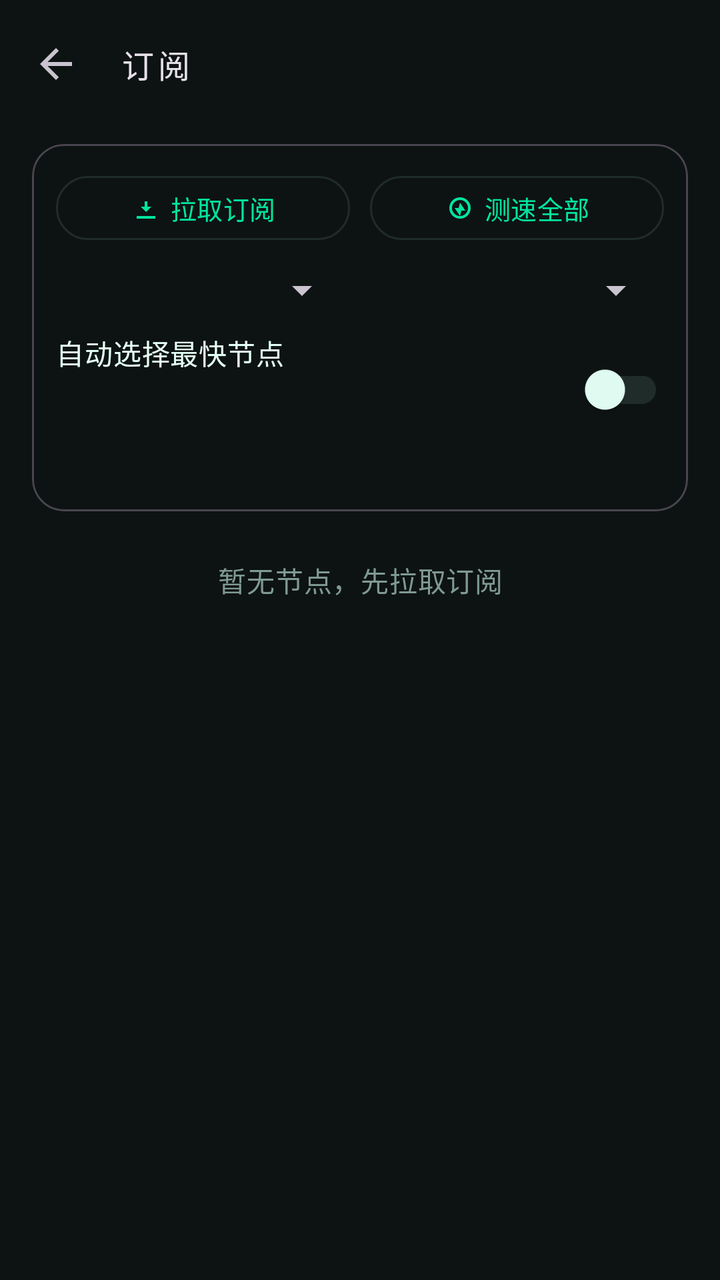
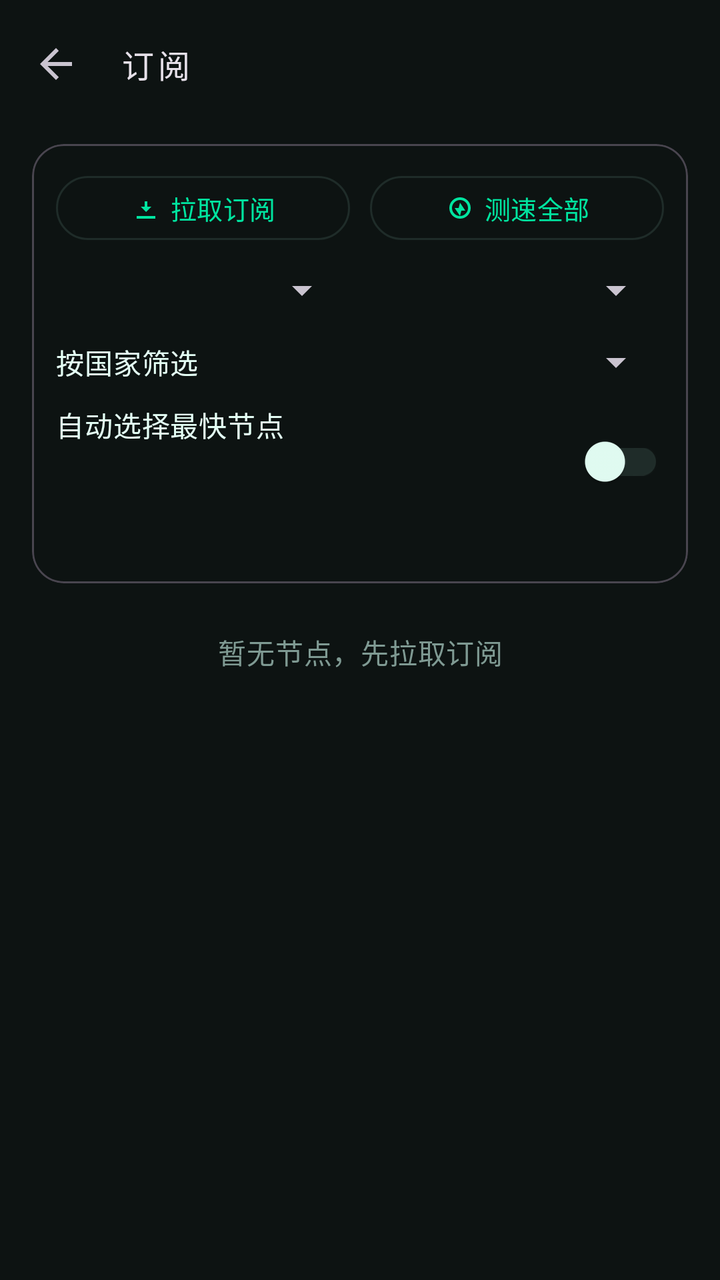

Compare the two renders of this Android layout. The source of the first and the diff that turns it into the second are given below.
<!-- AndroidManifest.xml: application theme Theme.TunVPN -->
<!-- res/layout/activity_subscribe.xml -->
<?xml version="1.0" encoding="utf-8"?>
<LinearLayout xmlns:android="http://schemas.android.com/apk/res/android"
	xmlns:app="http://schemas.android.com/apk/res-auto"
	android:orientation="vertical"
	android:layout_width="match_parent"
	android:layout_height="match_parent"
	android:background="?attr/colorSurface">
	<com.google.android.material.appbar.MaterialToolbar
		android:id="@+id/toolbar"
		android:layout_width="match_parent"
		android:layout_height="?attr/actionBarSize"
		app:navigationIcon="?attr/homeAsUpIndicator"
		app:title="@string/subscribe"
		app:titleTextAppearance="@style/TextAppearance.TunVPN.Toolbar"/>
	<com.google.android.material.card.MaterialCardView
		style="@style/Widget.Material3.CardView.Outlined"
		android:layout_width="match_parent"
		android:layout_height="wrap_content"
		android:layout_marginLeft="16dp"
		android:layout_marginRight="16dp"
		android:layout_marginTop="8dp"
		app:cardCornerRadius="16dp">
		<LinearLayout
			android:orientation="vertical"
			android:layout_width="match_parent"
			android:layout_height="wrap_content"
			android:padding="12dp">
			<LinearLayout
				android:orientation="horizontal"
				android:layout_width="match_parent"
				android:layout_height="wrap_content">
				<com.google.android.material.button.MaterialButton
					android:id="@+id/sub_fetch"
					style="?attr/materialButtonOutlinedStyle"
					android:layout_width="0dp"
					android:layout_weight="1"
					android:layout_height="wrap_content"
					android:minHeight="40dp"
					android:text="@string/sub_fetch"
					android:textSize="13sp"
					app:cornerRadius="20dp"
					app:icon="@drawable/ic_subscribe"
					app:iconGravity="textStart"
					app:iconPadding="4dp"
					app:iconSize="16dp"/>
				<com.google.android.material.button.MaterialButton
					android:id="@+id/sub_test_all"
					style="?attr/materialButtonOutlinedStyle"
					android:layout_width="0dp"
					android:layout_weight="1"
					android:layout_height="wrap_content"
					android:layout_marginStart="10dp"
					android:minHeight="40dp"
					android:text="@string/sub_test_all"
					android:textSize="13sp"
					app:cornerRadius="20dp"
					app:icon="@drawable/ic_speed"
					app:iconGravity="textStart"
					app:iconPadding="4dp"
					app:iconSize="16dp"/>
			</LinearLayout>
			<LinearLayout
				android:orientation="horizontal"
				android:layout_width="match_parent"
				android:layout_height="wrap_content"
				android:layout_marginTop="6dp">
				<Spinner
					android:id="@+id/sub_sort"
					android:layout_width="0dp"
					android:layout_weight="1"
					android:layout_height="wrap_content"
					android:minHeight="30dp"
					android:spinnerMode="dropdown"/>
				<Spinner
					android:id="@+id/sub_filter"
					android:layout_width="0dp"
					android:layout_weight="1"
					android:layout_height="wrap_content"
					android:layout_marginStart="10dp"
					android:minHeight="30dp"
					android:spinnerMode="dropdown"/>
			</LinearLayout>
			<LinearLayout
				android:orientation="horizontal"
				android:layout_width="match_parent"
				android:layout_height="wrap_content"
				android:layout_marginTop="6dp"
				android:gravity="center_vertical">
				<LinearLayout
					android:orientation="vertical"
					android:layout_width="0dp"
					android:layout_height="wrap_content"
					android:layout_weight="1">
					<TextView
						android:layout_width="match_parent"
						android:layout_height="wrap_content"
						android:text="@string/sub_auto"
						android:textAppearance="?attr/textAppearanceBodyMedium"
						android:textColor="?attr/colorOnSurface"/>
					<TextView
						android:id="@+id/sub_auto_hint"
						android:layout_width="match_parent"
						android:layout_height="wrap_content"
						android:paddingTop="2dp"
						android:textAppearance="?attr/textAppearanceBodySmall"
						android:textColor="?attr/colorPrimary"/>
					<TextView
						android:id="@+id/sub_test_url"
						android:layout_width="match_parent"
						android:layout_height="wrap_content"
						android:ellipsize="middle"
						android:maxLines="1"
						android:paddingBottom="2dp"
						android:textAppearance="?attr/textAppearanceBodySmall"
						android:textColor="?attr/colorPrimary"/>
				</LinearLayout>
				<com.google.android.material.switchmaterial.SwitchMaterial
					android:id="@+id/sub_auto"
					android:layout_width="wrap_content"
					android:layout_height="wrap_content"
					android:layout_marginStart="8dp"/>
			</LinearLayout>
			<LinearLayout
				android:id="@+id/sub_country_row"
				android:orientation="horizontal"
				android:layout_width="match_parent"
				android:layout_height="wrap_content"
				android:layout_marginTop="6dp"
				android:gravity="center_vertical"
				android:visibility="gone">
				<TextView
					android:layout_width="0dp"
					android:layout_height="wrap_content"
					android:layout_weight="1"
					android:text="@string/sub_country_label"
					android:textAppearance="?attr/textAppearanceBodyMedium"
					android:textColor="?attr/colorOnSurface"/>
				<Spinner
					android:id="@+id/sub_country"
					android:layout_width="0dp"
					android:layout_height="wrap_content"
					android:layout_weight="1"
					android:minHeight="30dp"
					android:spinnerMode="dropdown"/>
				<com.google.android.material.button.MaterialButton
					android:id="@+id/sub_detect_country"
					style="?attr/materialButtonOutlinedStyle"
					android:layout_width="wrap_content"
					android:layout_height="wrap_content"
					android:layout_marginStart="8dp"
					android:minHeight="32dp"
					android:text="@string/sub_detect"
					android:textSize="12sp"/>
			</LinearLayout>
			<TextView
				android:id="@+id/sub_stats"
				android:layout_width="match_parent"
				android:layout_height="wrap_content"
				android:layout_marginTop="4dp"
				android:textAppearance="?attr/textAppearanceBodySmall"
				android:textColor="?attr/colorOnSurfaceVariant"/>
			</LinearLayout>
			</com.google.android.material.card.MaterialCardView>
	<TextView
		android:id="@+id/sub_empty"
		android:layout_width="match_parent"
		android:layout_height="wrap_content"
		android:gravity="center"
		android:padding="24dp"
		android:text="@string/sub_empty"
		android:textAppearance="?attr/textAppearanceBodyMedium"
		android:textColor="?attr/colorOnSurfaceVariant"/>
	<ListView
		android:id="@+id/sub_list"
		android:layout_width="match_parent"
		android:layout_height="match_parent"
		android:clipToPadding="false"
		android:divider="@android:color/transparent"
		android:dividerHeight="8dp"
		android:paddingLeft="16dp"
		android:paddingRight="16dp"
		android:paddingTop="8dp"
		android:paddingBottom="16dp"
		android:scrollbarStyle="outsideOverlay"/>
</LinearLayout>
<!-- resources referenced by this layout -->
<resources>
  <!-- drawable ic_speed (drawable) -->
  <vector xmlns:android="http://schemas.android.com/apk/res/android"
  	android:width="24dp"
  	android:height="24dp"
  	android:viewportWidth="24"
  	android:viewportHeight="24">
  	<path
  		android:fillColor="#000000"
  		android:pathData="M12,4a8,8 0 1,0 0,16 8,8 0 0,0 0,-16zM12,6a6,6 0 1,1 0,12 6,6 0 0,1 0,-12zM12,8l4,6h-3l-1,4 -4,-6h3l1,-4z"/>
  </vector>
  <!-- drawable ic_subscribe (drawable) -->
  <vector xmlns:android="http://schemas.android.com/apk/res/android"
  	android:width="24dp"
  	android:height="24dp"
  	android:viewportWidth="24"
  	android:viewportHeight="24">
  	<path
  		android:fillColor="#000000"
  		android:pathData="M12,15l-4,-4h3V7h2v4h3l-4,4zM5,18h14v2H5V18z"/>
  </vector>
  <string name="sub_auto">自动选择最快节点</string>
  <string name="sub_country_label">自动选择国家/地区</string>
  <string name="sub_detect">探测国家</string>
  <string name="sub_empty">暂无节点，先拉取订阅</string>
  <string name="sub_fetch">拉取订阅</string>
  <string name="sub_test_all">测速全部</string>
  <string name="subscribe">订阅</string>
  <style name="TextAppearance.TunVPN.Toolbar" parent="TextAppearance.Material3.TitleMedium">
  		<item name="fontFamily">monospace</item>
  		<item name="android:fontFamily">monospace</item>
  		<item name="android:letterSpacing">0.12</item>
  	</style>
  <style name="Theme.TunVPN" parent="Theme.Material3.Dark.NoActionBar">
  		<item name="colorPrimary">#00E5A0</item>
  		<item name="colorOnPrimary">#060A09</item>
  		<item name="colorPrimaryContainer">#10261F</item>
  		<item name="colorOnPrimaryContainer">#6CFFD0</item>
  		<item name="colorSecondary">#00E5A0</item>
  		<item name="colorOnSecondary">#060A09</item>
  		<item name="colorSecondaryContainer">#0B2E26</item>
  		<item name="colorOnSecondaryContainer">#6CFFD0</item>
  		<item name="colorError">#FF5C7A</item>
  		<item name="colorOnError">#060A09</item>
  		<item name="colorErrorContainer">#3A1220</item>
  		<item name="colorOnErrorContainer">#FFC2CE</item>
  		<item name="android:colorBackground">#060A09</item>
  		<item name="colorSurface">#0D1312</item>
  		<item name="colorOnSurface">#E4FFF5</item>
  		<item name="colorSurfaceVariant">#131B1A</item>
  		<item name="colorOnSurfaceVariant">#7F9A93</item>
  		<item name="colorSurfaceContainer">#18221F</item>
  		<item name="colorOutline">#1F2C29</item>
  		<item name="android:statusBarColor">@android:color/transparent</item>
  		<item name="android:navigationBarColor">@android:color/transparent</item>
  		<item name="android:windowLightStatusBar">false</item>
  		<item name="android:windowBackground">#060A09</item>
  	</style>
</resources>

<!-- the commit's change to res/layout/activity_subscribe.xml (unified diff, before → after) -->
@@ -76,6 +76,27 @@
 					android:layout_width="0dp"
 					android:layout_weight="1"
 					android:layout_height="wrap_content"
+					android:layout_marginStart="10dp"
+					android:minHeight="30dp"
+					android:spinnerMode="dropdown"/>
+			</LinearLayout>
+			<LinearLayout
+				android:orientation="horizontal"
+				android:layout_width="match_parent"
+				android:layout_height="wrap_content"
+				android:layout_marginTop="6dp"
+				android:gravity="center_vertical">
+				<TextView
+					android:layout_width="wrap_content"
+					android:layout_height="wrap_content"
+					android:text="@string/sub_country_filter_label"
+					android:textAppearance="?attr/textAppearanceBodyMedium"
+					android:textColor="?attr/colorOnSurface"/>
+				<Spinner
+					android:id="@+id/sub_country_filter"
+					android:layout_width="0dp"
+					android:layout_height="wrap_content"
+					android:layout_weight="1"
 					android:layout_marginStart="10dp"
 					android:minHeight="30dp"
 					android:spinnerMode="dropdown"/>
<!-- resource entries referenced after the edit -->
@@ -21,6 +21,7 @@
   		android:pathData="M12,15l-4,-4h3V7h2v4h3l-4,4zM5,18h14v2H5V18z"/>
   </vector>
   <string name="sub_auto">自动选择最快节点</string>
+  <string name="sub_country_filter_label">按国家筛选</string>
   <string name="sub_country_label">自动选择国家/地区</string>
   <string name="sub_detect">探测国家</string>
   <string name="sub_empty">暂无节点，先拉取订阅</string>
